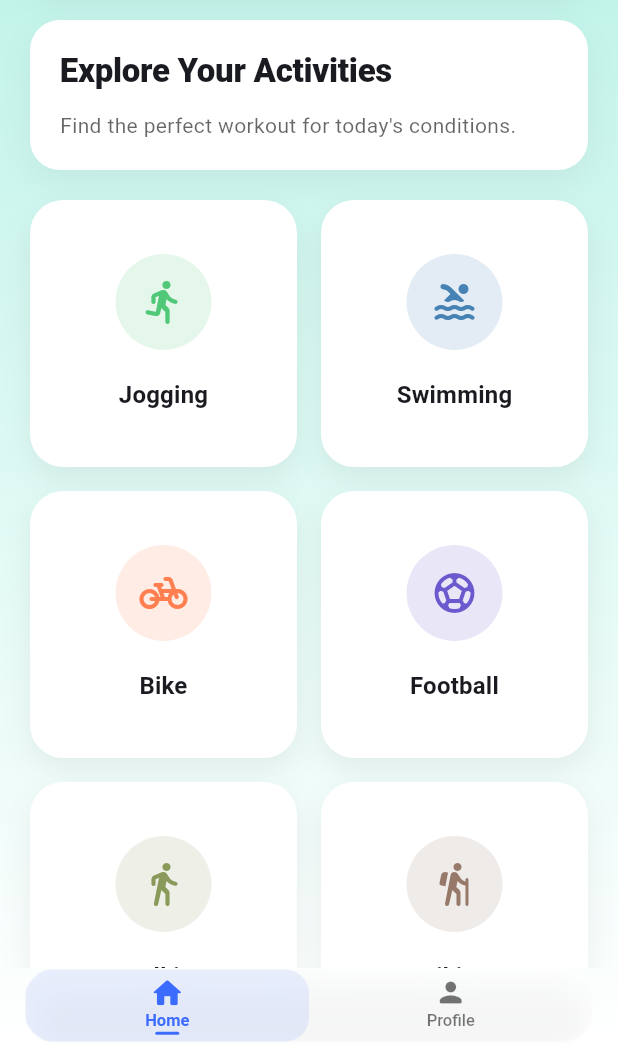
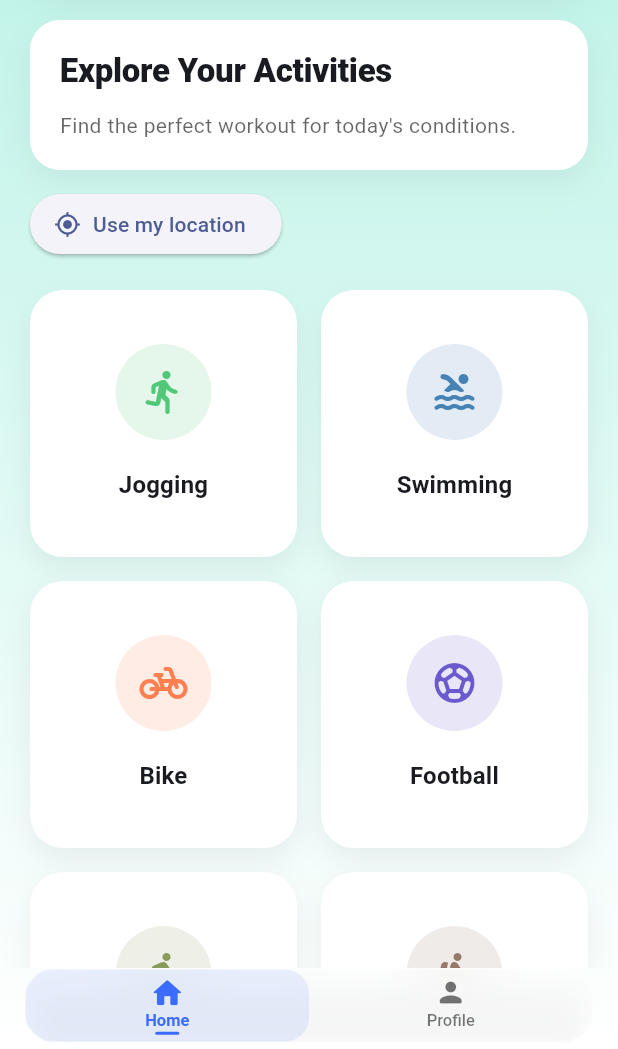
Before and after one commit to ALSABAEEI/AirAwareApp, a Flutter app: the screen it shows after launch, on a phone screen of 412 x 824 dp, the part 187-1236 px from its top. Run offline on Flutter 3.47's test engine with Material 3 defaults, Android fonts, the phone set to English and light mode, and no system bars; our stand-ins replace geocoding, permission_handler; missing offline and left inert: huawei_location; statements that could not run were skipped.

Commit message:
chore: update HMS location flow and UI

```diff
--- a/lib/views/dashboard/dashboard_view.dart
+++ b/lib/views/dashboard/dashboard_view.dart
@@ -1,6 +1,7 @@
 import 'package:flutter/material.dart';
 import 'package:provider/provider.dart';
 import '../detail/activity_detail_view.dart';
+import '../../services/location_service.dart';
 import '../../view_models/dashboard_view_model.dart';
 import '../../widgets/header.dart';
 import '../../widgets/recommend_card.dart';
@@ -26,6 +27,15 @@ class _DashboardViewState extends State<DashboardView>
     super.dispose();
   }
 
+  @override
+  void initState() {
+    super.initState();
+    // Auto-run the first-time flow: request permission and fetch location → show city
+    WidgetsBinding.instance.addPostFrameCallback((_) {
+      context.read<DashboardViewModel>().initialize(LocationService());
+    });
+  }
+
   List<Color> _baseGradientForLevel(int level) {
     switch (level) {
       case 2:
@@ -41,7 +51,10 @@ class _DashboardViewState extends State<DashboardView>
   List<Color> _secondaryGradientForLevel(int level) {
     switch (level) {
       case 2:
-        return const [Color(0xFFFFD1D1), Color(0xFFFFFFFF)]; // Light Pinkish Red
+        return const [
+          Color(0xFFFFD1D1),
+          Color(0xFFFFFFFF),
+        ]; // Light Pinkish Red
       case 1:
         return const [Color(0xFFFFE5B4), Color(0xFFFFFFFF)]; // Light Peach
       case 0:
@@ -76,18 +89,47 @@ class _DashboardViewState extends State<DashboardView>
               child: SingleChildScrollView(
                 child: Column(
                   crossAxisAlignment: CrossAxisAlignment.stretch,
-                  children: const [
-                    Padding(
+                  children: [
+                    const Padding(
                       padding: EdgeInsets.fromLTRB(20, 20, 20, 0),
                       child: Header(),
                     ),
-                    SizedBox(height: 20),
-                    Padding(
+                    const SizedBox(height: 20),
+                    const Padding(
                       padding: EdgeInsets.symmetric(horizontal: 20),
                       child: RecommendCard(),
                     ),
-                    SizedBox(height: 20),
+                    const SizedBox(height: 12),
                     Padding(
+                      padding: const EdgeInsets.symmetric(horizontal: 20),
+                      child: Row(
+                        children: [
+                          ElevatedButton.icon(
+                            onPressed: () => context
+                                .read<DashboardViewModel>()
+                                .refreshWithCurrentLocation(LocationService()),
+                            icon: const Icon(Icons.my_location),
+                            label: const Text('Use my location'),
+                          ),
+                          const SizedBox(width: 12),
+                          if (vm.cityName != null)
+                            Text(
+                              vm.cityName!,
+                              style: const TextStyle(
+                                color: Colors.black87,
+                                fontWeight: FontWeight.w600,
+                              ),
+                            )
+                          else if (vm.lastLatitude != null)
+                            Text(
+                              '(${vm.lastLatitude!.toStringAsFixed(4)}, ${vm.lastLongitude!.toStringAsFixed(4)})',
+                              style: const TextStyle(color: Colors.black54),
+                            ),
+                        ],
+                      ),
+                    ),
+                    const SizedBox(height: 20),
+                    const Padding(
                       padding: EdgeInsets.fromLTRB(20, 0, 20, 24),
                       child: _Grid(),
                     ),
@@ -105,14 +147,21 @@ class _DashboardViewState extends State<DashboardView>
 class _Grid extends StatelessWidget {
   const _Grid();
 
-  void _navigateToDetail(BuildContext context, String title, IconData icon, Color color) {
-    Navigator.of(context).push(MaterialPageRoute(
-      builder: (_) => ActivityDetailView(
-        activityTitle: title,
-        activityIcon: icon,
-        iconBackground: color,
+  void _navigateToDetail(
+    BuildContext context,
+    String title,
+    IconData icon,
+    Color color,
+  ) {
+    Navigator.of(context).push(
+      MaterialPageRoute(
+        builder: (_) => ActivityDetailView(
+          activityTitle: title,
+          activityIcon: icon,
+          iconBackground: color,
+        ),
       ),
-    ));
+    );
   }
 
   @override
@@ -131,37 +180,67 @@ class _Grid extends StatelessWidget {
           icon: Icons.directions_run_rounded,
           iconBackground: const Color(0xFF50C878), // Emerald Green
           title: 'Jogging',
-          onTap: () => _navigateToDetail(context, 'Jogging', Icons.directions_run_rounded, const Color(0xFF50C878)),
+          onTap: () => _navigateToDetail(
+            context,
+            'Jogging',
+            Icons.directions_run_rounded,
+            const Color(0xFF50C878),
+          ),
         ),
         ActivityCard(
           icon: Icons.pool_rounded,
           iconBackground: const Color(0xFF4682B4), // Steel Blue
           title: 'Swimming',
-          onTap: () => _navigateToDetail(context, 'Swimming', Icons.pool_rounded, const Color(0xFF4682B4)),
+          onTap: () => _navigateToDetail(
+            context,
+            'Swimming',
+            Icons.pool_rounded,
+            const Color(0xFF4682B4),
+          ),
         ),
         ActivityCard(
           icon: Icons.pedal_bike_rounded,
           iconBackground: const Color(0xFFFF7F50), // Coral
           title: 'Bike',
-          onTap: () => _navigateToDetail(context, 'Bike', Icons.pedal_bike_rounded, const Color(0xFFFF7F50)),
+          onTap: () => _navigateToDetail(
+            context,
+            'Bike',
+            Icons.pedal_bike_rounded,
+            const Color(0xFFFF7F50),
+          ),
         ),
         ActivityCard(
           icon: Icons.sports_soccer_rounded,
           iconBackground: const Color(0xFF6A5ACD), // Slate Blue
           title: 'Football',
-          onTap: () => _navigateToDetail(context, 'Football', Icons.sports_soccer_rounded, const Color(0xFF6A5ACD)),
+          onTap: () => _navigateToDetail(
+            context,
+            'Football',
+            Icons.sports_soccer_rounded,
+            const Color(0xFF6A5ACD),
+          ),
         ),
         ActivityCard(
           icon: Icons.directions_walk_rounded,
           iconBackground: const Color(0xFF8A9A5B), // Sage Green
           title: 'Walking',
-          onTap: () => _navigateToDetail(context, 'Walking', Icons.directions_walk_rounded, const Color(0xFF8A9A5B)),
+          onTap: () => _navigateToDetail(
+            context,
+            'Walking',
+            Icons.directions_walk_rounded,
+            const Color(0xFF8A9A5B),
+          ),
         ),
         ActivityCard(
           icon: Icons.hiking_rounded,
           iconBackground: const Color(0xFF967969), // Woodsy Brown
           title: 'Hiking',
-          onTap: () => _navigateToDetail(context, 'Hiking', Icons.hiking_rounded, const Color(0xFF967969)),
+          onTap: () => _navigateToDetail(
+            context,
+            'Hiking',
+            Icons.hiking_rounded,
+            const Color(0xFF967969),
+          ),
         ),
       ],
     );
--- a/pubspec.yaml
+++ b/pubspec.yaml
@@ -31,6 +31,9 @@ dependencies:
   flutter:
     sdk: flutter
   provider: ^6.1.2
+  huawei_location: ^6.16.0+300
+  permission_handler: ^11.3.1
+  geocoding: ^2.1.1
 
   # The following adds the Cupertino Icons font to your application.
   # Use with the CupertinoIcons class for iOS style icons.
```
Also changed, not shown: lib/services/location_service.dart (added, +46 -0 lines), lib/view_models/dashboard_view_model.dart (+23 -0 lines), pubspec.lock, 6 other files.
